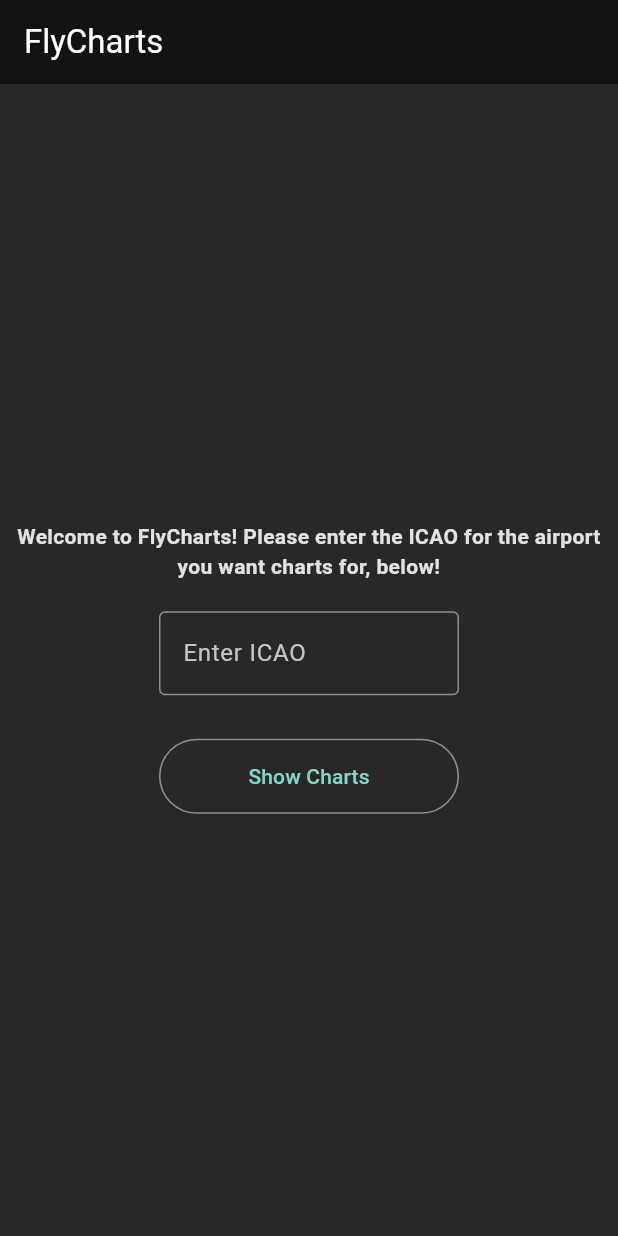
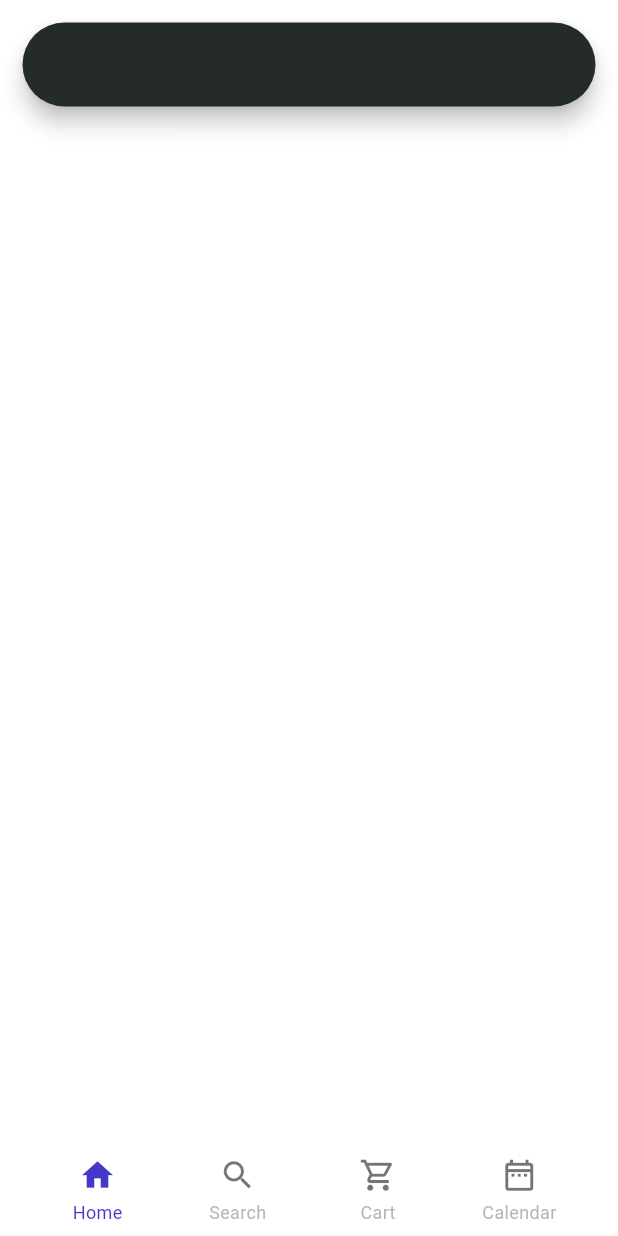
Before and after one commit to YukiSuter/FlyCharts, a Flutter app: the screen it shows after launch, on a phone screen of 412 x 824 dp. Run offline on Flutter 3.47's test engine with Material 3 defaults, Android fonts, the phone set to English and light mode, and no system bars; our stand-ins replace loading_animation_widget; missing offline and left inert: dart:js_interop, internet_file, pdfx.

Commit message:
an attempt

```diff
--- a/lib/main.dart
+++ b/lib/main.dart
@@ -1,6 +1,8 @@
 import 'dart:async';
 import 'dart:io';
+import 'dart:js_interop';
 import 'dart:typed_data';
+import 'package:flutter/widgets.dart';
 import 'package:path_provider/path_provider.dart';
 import 'package:pdfx/pdfx.dart';
 import 'package:http/http.dart' as http;
@@ -28,8 +30,13 @@ const Map<String, dynamic> Themes = {
     "chartsClose_hover": Color(0xFF262626),
     "chartChoice": Color(0xFF232323),
     "chartChoice_hover": Color(0xFF262626),
-    "appBar": Color(0xFF131313),
+    "accent": Color.fromARGB(255, 0, 150, 136),
+    "appBarPrimary": Color.fromARGB(255, 0, 45, 105),
+    "appBarSecondary": Color.fromARGB(255, 17, 83, 83),
     "appBar_text": Colors.white,
+    "searchBar_text": Color.fromARGB(255, 255, 255, 255),
+    "searchBar_background": Color.fromARGB(255, 58, 58, 58),
+    "searchBar_border": Color.fromARGB(255, 43, 43, 43),
     "background": Color(0xFF282828),
     "brightness": Brightness.dark,
   }
@@ -494,102 +501,254 @@ class _LaunchPageState extends State<LaunchPage> {
   @override
   Widget build(BuildContext context) {
     return Scaffold(
-        appBar: AppBar(
-          backgroundColor: Themes[activeTheme]!["appBar"],
-          title: Text(
-            'FlyCharts',
-            style: TextStyle(color: Themes[activeTheme]!["appBar_text"]),
-          ),
-        ),
         body: Container(
           color: Themes[activeTheme]!["background"],
-          child: Center(
-            child: Column(
-              mainAxisAlignment: MainAxisAlignment.center,
-              children: <Widget>[
-                Padding(
-                  padding: EdgeInsets.all(10),
-                  child: Text(
-                    'Welcome to FlyCharts! Please enter the ICAO for the airport you want charts for, below!',
-
-                    textAlign: TextAlign.center,
-                    overflow: TextOverflow.visible,
-                    style: const TextStyle(fontWeight: FontWeight.bold),
-                    softWrap: true,
-                  ),
-                ),
-                Padding(
-                  padding: EdgeInsets.all(10),
-                  child: SizedBox(
-                    width: 200.0,
-                    height: 75.0,
-                    child: TextField(
-                      decoration: InputDecoration(
-                        border: OutlineInputBorder(),
-                        hintText: 'Enter ICAO',
-                      ),
-                      onChanged: (value) {
-                        setState(() {
-                          _userInput = value;
-                        });
-                      },
-                    ),
-                  ),
-                ),
-
-                Padding(
-                    padding: EdgeInsets.all(0),
-                    child: SizedBox(
-                        width: 200.0,
-                        height: 50,
-
-                        child: OutlinedButton(
-                          onPressed: search,
-                          child:  switch (loading) {
-                            true => LoadingAnimationWidget.twoRotatingArc(
-                              color: Colors.teal,
-                              size: 20,
-                            ),
-                            false => Text("Show Charts"),
-                          },
-                        )
-                    )
-                ),
-                Visibility(
-                  child: Padding(
-                    padding: EdgeInsets.all(10),
-                    child: Text(
-                      errorMessage,
-
-                      textAlign: TextAlign.center,
-                      overflow: TextOverflow.visible,
-                      style: const TextStyle(fontWeight: FontWeight.bold, color: Colors.red),
-                      softWrap: true,
-
-                    ),
-                  ),
-                  visible: showError,
-                ),
-                // Padding(
-                //     padding: EdgeInsets.all(10),
-                //     child: GestureDetector(
-                //       onTap: _launchURL {"https://gi"},
-                //       child: Image(
-                //           width: 300.0,
-                //           height: 50,
-                //           image: AssetImage('assets/GitHub_Logo.png'),
-                //       ),
-                //     )
-                //
-                //
-                //
-                // ),
-
+          child: Column(
+            mainAxisAlignment: MainAxisAlignment.spaceBetween,
+            children: [
+              Expanded(
+                child: Container(
+                  color: Colors.white,
+                  child: Column(
+                    children: [
+                      Padding(
+                        padding: EdgeInsets.all(15),
+                        child:SearchBar()
+                      )
+                    ]
+                  )
+                )
+              ),
+              BottomNavBarFb2()
               ],
-            ),
-          ),
+            )
         )
 
     );
   }
 }
+
+class BottomNavBarFb2 extends StatelessWidget {
+  const BottomNavBarFb2({Key? key}) : super(key: key);
+
+  final primaryColor = const Color(0xff4338CA);
+  final secondaryColor = const Color(0xff6D28D9);
+  final accentColor = const Color(0xffffffff);
+  final backgroundColor = const Color(0xffffffff);
+  final errorColor = const Color(0xffEF4444);
+
+  @override
+  Widget build(BuildContext context) {
+    return BottomAppBar(
+        color: Colors.white,
+        child: SizedBox(
+          height: 56,
+          width: MediaQuery.of(context).size.width,
+          child: Padding(
+            padding: const EdgeInsets.only(left: 25.0, right: 25.0),
+            child: Row(
+              mainAxisAlignment: MainAxisAlignment.spaceBetween,
+              children: [
+                IconBottomBar(
+                    text: "Home",
+                    icon: Icons.home,
+                    selected: true,
+                    onPressed: () {}),
+                IconBottomBar(
+                    text: "Search",
+                    icon: Icons.search_outlined,
+                    selected: false,
+                    onPressed: () {}),
+                IconBottomBar(
+                    text: "Cart",
+                    icon: Icons.local_grocery_store_outlined,
+                    selected: false,
+                    onPressed: () {}),
+                IconBottomBar(
+                    text: "Calendar",
+                    icon: Icons.date_range_outlined,
+                    selected: false,
+                    onPressed: () {})
+              ],
+            ),
+          ),
+        ),
+    );
+  }
+}
+
+class IconBottomBar extends StatelessWidget {
+  const IconBottomBar(
+      {Key? key,
+      required this.text,
+      required this.icon,
+      required this.selected,
+      required this.onPressed})
+      : super(key: key);
+  final String text;
+  final IconData icon;
+  final bool selected;
+  final Function() onPressed;
+
+ final primaryColor = const Color(0xff4338CA);
+
+  @override
+  Widget build(BuildContext context) {
+    return Column(
+      mainAxisAlignment: MainAxisAlignment.center,
+      children: [
+        IconButton(
+          onPressed: onPressed,
+          icon: Icon(
+            icon,
+            size: 25,
+            color: selected ? primaryColor : Colors.black54,
+          ),
+        ),
+         Text(
+          text,
+          style: TextStyle(
+              fontSize: 12,
+              height: .1,
+              color: selected
+                  ? primaryColor
+                  : Colors.grey.withOpacity(.75)),
+        )
+      ],
+    );
+  }
+}
+
+
+class FadeAppBarTutorial extends StatefulWidget {
+  const FadeAppBarTutorial({Key? key}) : super(key: key);
+
+  @override
+  State<FadeAppBarTutorial> createState() => _FadeAppBarTutorialState();
+}
+
+class _FadeAppBarTutorialState extends State<FadeAppBarTutorial> {
+  late ScrollController _scrollController;
+  double _scrollControllerOffset = 0.0;
+
+  _scrollListener() {
+    setState(() {
+      _scrollControllerOffset = _scrollController.offset;
+    });
+  }
+
+  @override
+  void initState() {
+    _scrollController = ScrollController();
+    _scrollController.addListener(_scrollListener);
+    super.initState();
+  }
+
+  @override
+  Widget build(BuildContext context) {
+    return Scaffold(
+        backgroundColor: Color(0xff123456),
+        body: Container(
+          // Place as the child widget of a scaffold
+          width: double.infinity,
+          height: double.infinity,
+          decoration: const BoxDecoration(
+            image: DecorationImage(
+              image: NetworkImage(
+                  "https://firebasestorage.googleapis.com/v0/b/flutterbricks-public.appspot.com/o/backgrounds%2Fdave-hoefler-PEkfSAxeplg-unsplash.jpg?alt=media&token=8b7e1d44-a52f-49f9-a3ae-e542cca0f368"),
+              fit: BoxFit.cover,
+            ),
+          ),
+          child: Stack(
+            children: [
+              CustomScrollView(
+                controller: _scrollController,
+                slivers: [
+                  SliverToBoxAdapter(
+                      child: Container(
+                    height: MediaQuery.of(context).size.height * 1.5,
+                    child: Center(
+                        child: Text(
+                      "🚀",
+                      style: TextStyle(
+                          color: Themes[activeTheme]!["searchBar_text"],
+                          fontSize: 75,
+                          fontWeight: FontWeight.bold),
+                    )),
+                  ))
+                ],
+              ),
+              PreferredSize(
+                  child: FadeAppBar(scrollOffset: _scrollControllerOffset),
+                  preferredSize: Size(MediaQuery.of(context).size.width, 20.0))
+            ],
+          ), // Place child here
+        ));
+  }
+}
+
+class FadeAppBar extends StatelessWidget {
+  final double scrollOffset;
+  const FadeAppBar({Key? key, required this.scrollOffset}) : super(key: key);
+
+  @override
+  Widget build(BuildContext context) {
+    return SafeArea(
+        top: false,
+        child: Container(
+          height: 100,
+          padding: const EdgeInsets.symmetric(
+            vertical: 10.0,
+            horizontal: 24.0,
+          ),
+          color: Colors.white
+              .withOpacity((scrollOffset / 350).clamp(0, 1).toDouble()),
+          child: SafeArea(child: SearchInput()),
+        ));
+  }
+}
+
+class SearchInput extends StatelessWidget {
+  const SearchInput({Key? key}) : super(key: key);
+
+  @override
+  Widget build(BuildContext context) {
+    return Container(
+        height: 50,
+        decoration: BoxDecoration(boxShadow: [
+          BoxShadow(
+              offset: const Offset(12, 26),
+              blurRadius: 50,
+              spreadRadius: 0,
+              color: Colors.grey.withOpacity(.1)),
+        ]),
+        child: TextField(
+          textAlign: TextAlign.center,
+          style: TextStyle(fontSize: 14),
+          decoration: InputDecoration(
+            // prefixIcon: Icon(Icons.email),
+            prefixIcon: Icon(Icons.search, size: 20, color: Themes[activeTheme]!["accent"]),
+            filled: true,
+            fillColor: Themes[activeTheme]!["searchBar_background"],
+            hintText: 'Search by ICAO',
+            hintStyle: TextStyle(color: Themes[activeTheme]!["searchBar_text"].withOpacity(.75)),
+            contentPadding:
+                EdgeInsets.symmetric(vertical: 0.0, horizontal: 20.0),
+            border: OutlineInputBorder(
+              borderRadius: BorderRadius.all(Radius.circular(15.0)),
+            ),
+            enabledBorder: OutlineInputBorder(
+              borderSide: BorderSide(color: Themes[activeTheme]!["searchBar_border"], width: 1.0),
+              borderRadius: BorderRadius.all(Radius.circular(15.0)),
+            ),
+            focusedBorder: OutlineInputBorder(
+              borderSide: BorderSide(color: Themes[activeTheme]!["searchBar_border"], width: 2.0),
+              borderRadius: BorderRadius.all(Radius.circular(15.0)),
+            ),
+          ),
+          onChanged: (value) {
+
+          },
+        ));
+  }
+}
```
